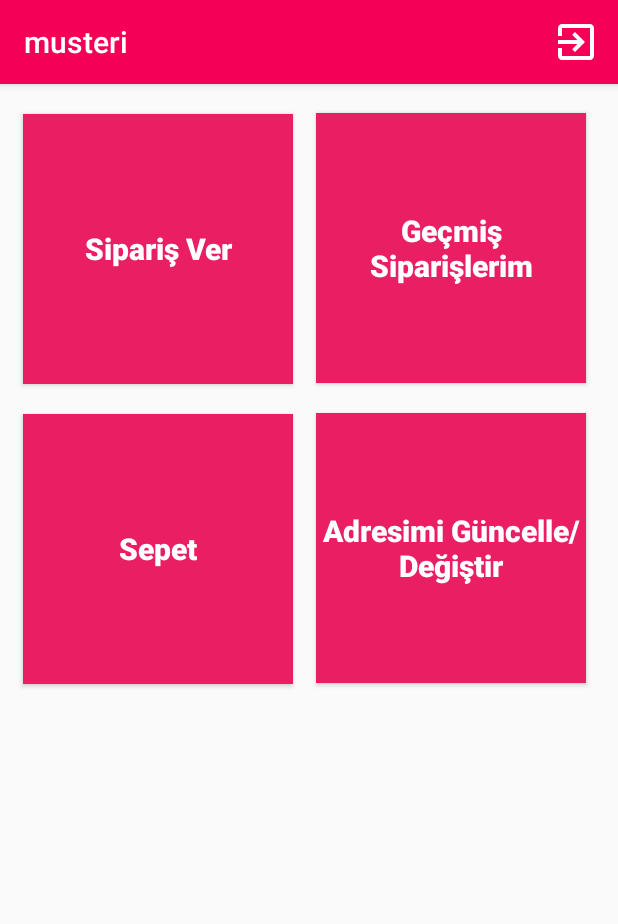
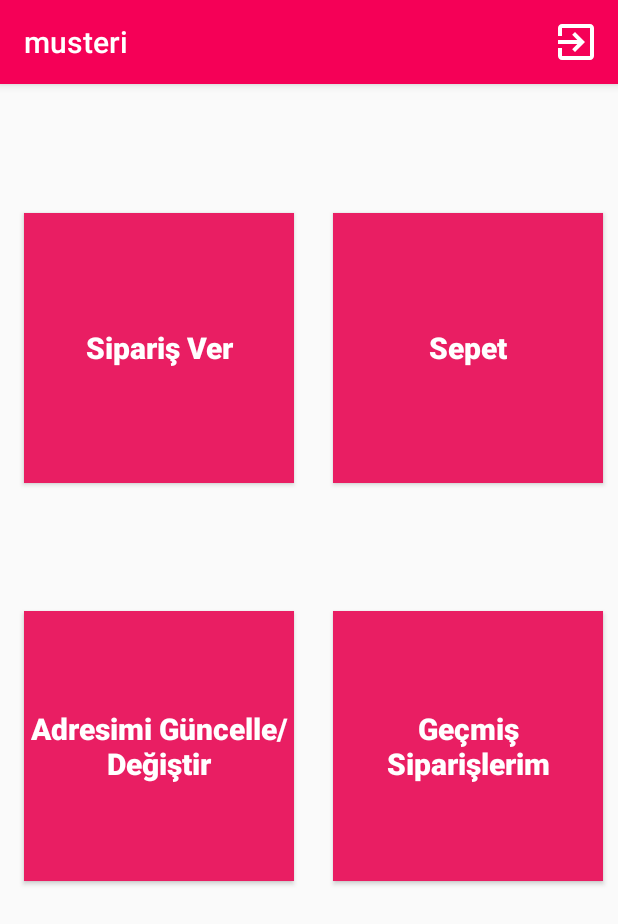
Before and after one commit to fatihy101/yemek-siparis-app, an Android app: the musteriActivity screen opened directly, with no data from a screen before it, on a phone screen of 412 x 824 dp. Shown: the top 924 px of the screen. Run offline under Robolectric (Android 15) with nearby library versions, the phone set to English and light mode, and no system bars; our stand-ins replace Firebase (no records; nobody signed in at launch, a user with empty details on screens opened directly).

Commit message:
Grid layout'tan constraintlayout'a geçildi. (Main ekranlarda)

```diff
--- a/project_file/YemekSiparisApp/app/src/main/res/layout/activity_musteri.xml
+++ b/project_file/YemekSiparisApp/app/src/main/res/layout/activity_musteri.xml
@@ -1,80 +1,87 @@
 <?xml version="1.0" encoding="utf-8"?>
-<GridLayout xmlns:android="http://schemas.android.com/apk/res/android"
+<androidx.constraintlayout.widget.ConstraintLayout xmlns:android="http://schemas.android.com/apk/res/android"
     xmlns:app="http://schemas.android.com/apk/res-auto"
     xmlns:tools="http://schemas.android.com/tools"
-    tools:context=".ui_musteri.musteriActivity"
     android:layout_width="match_parent"
-    android:orientation="horizontal"
-    android:columnCount="2"
-    android:layout_height="match_parent">
+    android:layout_height="match_parent"
+    tools:context=".ui_musteri.musteriActivity">
 
     <Button
         android:id="@+id/siparis_ver_musteri_button"
-        android:textColor="@color/textColor"
-        android:text="Sipariş Ver"
-        android:fontFamily="sans-serif-black"
-        android:textSize="20sp"
-        android:textAllCaps="false"
         android:layout_width="180dp"
         android:layout_height="180dp"
-        android:layout_row="0"
-        android:layout_column="0"
+        android:layout_marginStart="16dp"
+        android:layout_marginTop="31dp"
+        android:layout_marginEnd="25dp"
+        android:layout_marginBottom="30dp"
         android:background="@color/colorPrimaryDark"
+        android:fontFamily="sans-serif-black"
         android:onClick="siparisVerActivityGit"
-         android:layout_marginStart="15dp"
-        android:layout_marginTop="20dp"/>
+        android:text="Sipariş Ver"
+        android:textAllCaps="false"
+        android:textColor="@color/textColor"
+        android:textSize="20sp"
+        app:layout_constraintBottom_toTopOf="@+id/bilgi_guncelle_musteri_button"
+        app:layout_constraintEnd_toStartOf="@+id/sepet_musteri_button"
+        app:layout_constraintStart_toStartOf="parent"
+        app:layout_constraintTop_toTopOf="parent" />
+
     <Button
 
         android:id="@+id/sepet_musteri_button"
         android:layout_width="180dp"
         android:layout_height="180dp"
-        android:textSize="20sp"
+        android:layout_marginTop="31dp"
+        android:layout_marginEnd="10dp"
+        android:layout_marginBottom="30dp"
+        android:background="@color/colorPrimaryDark"
         android:fontFamily="sans-serif-black"
-        android:layout_row="1"
-        android:layout_column="0"
-        android:background="@color/colorPrimaryDark"
-        android:textColor="@color/textColor"
+        android:onClick="sepetActivityGit"
         android:text="Sepet"
         android:textAllCaps="false"
-        android:onClick="sepetActivityGit"
-         android:layout_marginStart="15dp"
-        android:layout_marginTop="20dp"/>
+        android:textColor="@color/textColor"
+        android:textSize="20sp"
+        app:layout_constraintBottom_toTopOf="@+id/gecmis_siparis_musteri_button"
+        app:layout_constraintEnd_toEndOf="parent"
+        app:layout_constraintStart_toEndOf="@+id/siparis_ver_musteri_button"
+        app:layout_constraintTop_toTopOf="parent" />
 
     <Button
         android:id="@+id/gecmis_siparis_musteri_button"
         android:layout_width="180dp"
         android:layout_height="180dp"
-        android:layout_row="0"
-        android:layout_column="1"
+        android:layout_marginEnd="10dp"
+        android:layout_marginBottom="182dp"
         android:background="@color/colorPrimaryDark"
+        android:fontFamily="sans-serif-black"
         android:onClick="gecmisSiparisActivityGit"
         android:text="Geçmiş Siparişlerim"
         android:textAllCaps="false"
+        android:textColor="@color/textColor"
         android:textSize="20sp"
-        android:textColor="@color/textColor"
-        android:fontFamily="sans-serif-black"
-                 android:layout_marginStart="15dp"
-        android:layout_marginTop="8dp"
-        />
+        app:layout_constraintBottom_toBottomOf="parent"
+        app:layout_constraintEnd_toEndOf="parent"
+        app:layout_constraintStart_toEndOf="@+id/bilgi_guncelle_musteri_button"
+        app:layout_constraintTop_toBottomOf="@+id/sepet_musteri_button" />
 
     <Button
         android:id="@+id/bilgi_guncelle_musteri_button"
         android:layout_width="180dp"
         android:layout_height="180dp"
-        android:layout_row="1"
-        android:layout_column="1"
+        android:layout_marginStart="16dp"
+        android:layout_marginEnd="25dp"
+        android:layout_marginBottom="182dp"
         android:background="@color/colorPrimaryDark"
-        android:textColor="@color/textColor"
-        android:text="Adresimi Güncelle/Değiştir"
-        android:textSize="20sp"
-        android:textAllCaps="false"
         android:fontFamily="sans-serif-black"
         android:onClick="musteriBilgileriGuncelleGit"
-                 android:layout_marginStart="15dp"
-        android:layout_marginTop="8dp"
-        />
+        android:text="Adresimi Güncelle/Değiştir"
+        android:textAllCaps="false"
+        android:textColor="@color/textColor"
+        android:textSize="20sp"
+        app:layout_constraintBottom_toBottomOf="parent"
+        app:layout_constraintEnd_toStartOf="@+id/gecmis_siparis_musteri_button"
+        app:layout_constraintStart_toStartOf="parent"
+        app:layout_constraintTop_toBottomOf="@+id/siparis_ver_musteri_button" />
 
 
-
-
-</GridLayout>
+</androidx.constraintlayout.widget.ConstraintLayout>
```
Also changed, not shown: project_file/YemekSiparisApp/app/src/main/res/layout/activity_admin_main.xml (+40 -26 lines), project_file/YemekSiparisApp/app/src/main/res/layout/activity_firma.xml (+47 -38 lines).
